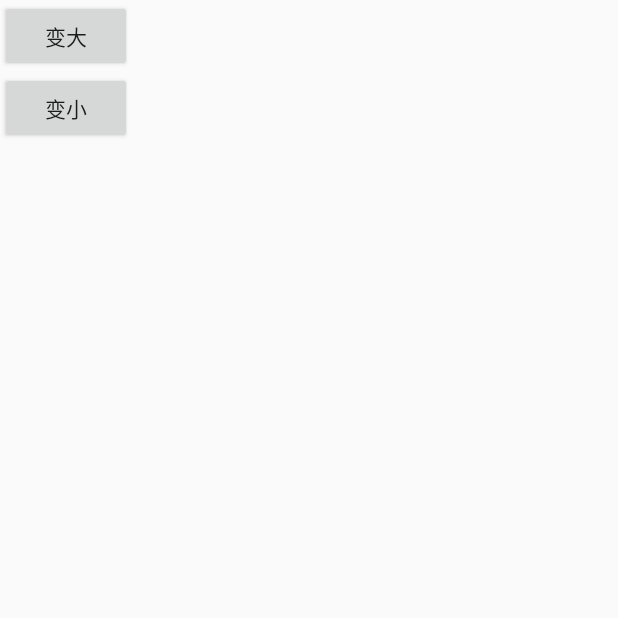
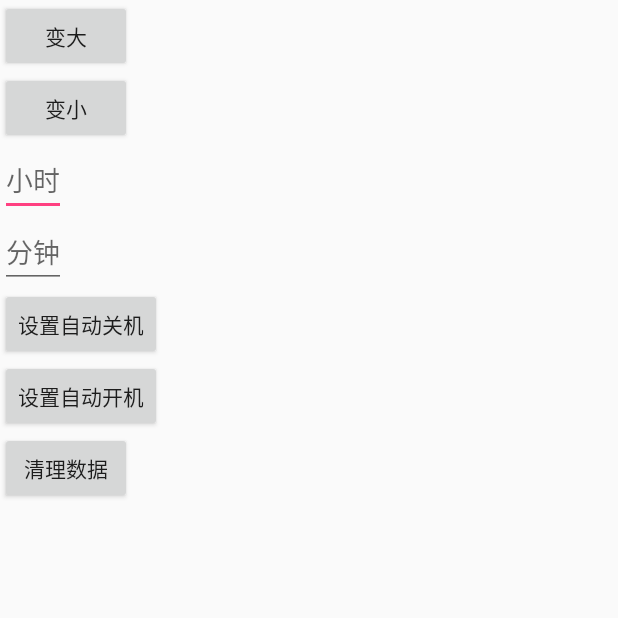
Before and after one commit to itMicmouse/AndroidTool, an Android app: the AudioManagerActivity screen opened directly, with no data from a screen before it, on a phone screen of 412 x 824 dp, the top half of it. Run offline under Robolectric (Android 15) with nearby library versions, the phone set to English and light mode, and no system bars.

Commit message:
添加S2的配置

```diff
--- a/app/src/main/java/com/yangyakun/androidtool/app/BaseApplication.java
+++ b/app/src/main/java/com/yangyakun/androidtool/app/BaseApplication.java
@@ -96,10 +96,6 @@ public class BaseApplication extends Application {
             StrictMode.VmPolicy.Builder builder = new StrictMode.VmPolicy.Builder();
             StrictMode.setVmPolicy(builder.build());
         }
-
-        Realm.init(this);
-        RealmConfiguration config = new RealmConfiguration.Builder().name("yyk.realm").build();
-        Realm.setDefaultConfiguration(config);
     }
 
     /**
--- a/app/src/main/res/layout/activity_audio.xml
+++ b/app/src/main/res/layout/activity_audio.xml
@@ -18,4 +18,39 @@
         android:onClick="openFlexBox"
         android:text="变小" />
 
+
+   <EditText
+       android:id="@+id/et_hour"
+       android:hint="小时"
+       android:inputType="number"
+       android:layout_width="wrap_content"
+       android:layout_height="wrap_content" />
+    <EditText
+        android:id="@+id/et_mines"
+        android:hint="分钟"
+        android:inputType="number"
+        android:layout_width="wrap_content"
+        android:layout_height="wrap_content" />
+
+    <Button
+        android:id="@+id/btn_put_close"
+        android:onClick="onClose"
+        android:text="设置自动关机"
+        android:layout_width="wrap_content"
+        android:layout_height="wrap_content" />
+
+    <Button
+        android:id="@+id/btn_put_open"
+        android:onClick="onOpen"
+        android:text="设置自动开机"
+        android:layout_width="wrap_content"
+        android:layout_height="wrap_content" />
+
+    <Button
+        android:id="@+id/btn_clear"
+        android:onClick="onCear"
+        android:text="清理数据"
+        android:layout_width="wrap_content"
+        android:layout_height="wrap_content" />
+
 </LinearLayout>
```
Also changed, not shown: app/build.gradle (+5 -7 lines), app/src/main/java/com/yangyakun/androidtool/activity/AudioManagerActivity.java (+46 -0 lines), app/libs/hisilicon.jar (added), 1 other file.
